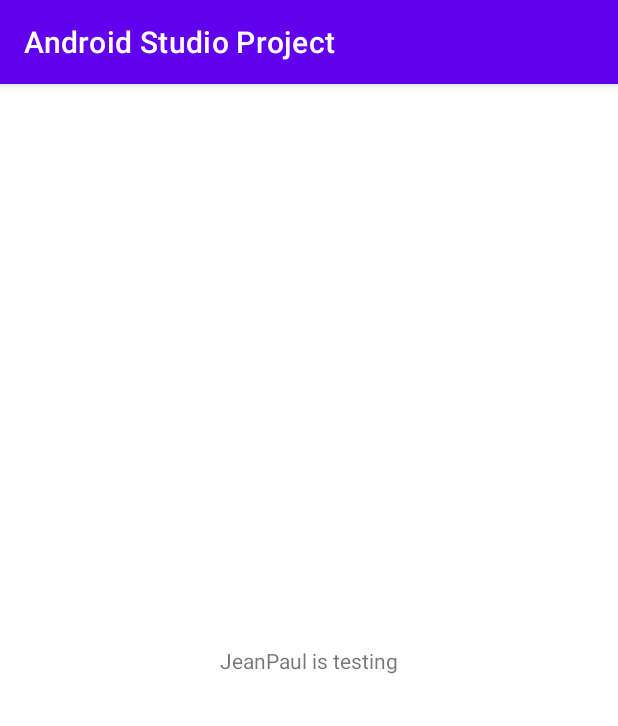
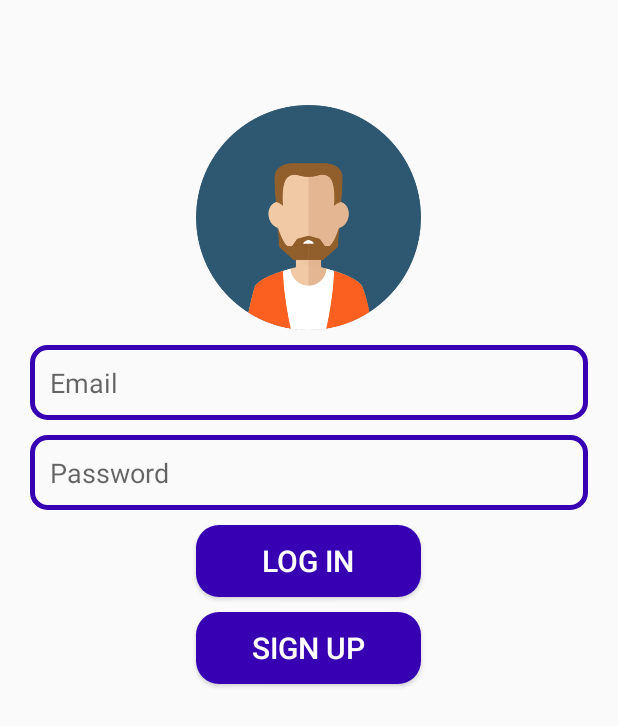
Before and after one commit to lebenebou/DiscordReplica, an Android app: the screen it shows after launch (MainActivity before the commit, Login after it), on a phone screen of 412 x 824 dp. Shown: the top 726 px of the screen. Run offline under Robolectric (Android 15) with nearby library versions, the phone set to English and light mode, and no system bars.

Commit message:
interface done,plugins included

```diff
--- a/Android Studio Project/app/build.gradle
+++ b/Android Studio Project/app/build.gradle
@@ -1,6 +1,7 @@
 plugins {
     id 'com.android.application'
     id 'org.jetbrains.kotlin.android'
+    id 'com.google.gms.google-services'
 }
 
 android {
@@ -41,4 +42,6 @@ dependencies {
     testImplementation 'junit:junit:4.13.2'
     androidTestImplementation 'androidx.test.ext:junit:1.1.5'
     androidTestImplementation 'androidx.test.espresso:espresso-core:3.5.1'
+    implementation platform('com.google.firebase:firebase-bom:31.2.1')
+    implementation 'com.google.firebase:firebase-analytics-ktx'
 }
--- /dev/null
+++ b/Android Studio Project/app/src/main/java/com/example/androidstudioproject/Login.kt
@@ -0,0 +1,33 @@
+package com.example.androidstudioproject
+
+import android.content.Intent
+import androidx.appcompat.app.AppCompatActivity
+import android.os.Bundle
+import android.widget.Button
+import android.widget.EditText
+
+class Login : AppCompatActivity() {
+    private lateinit var edtEmail:EditText
+    private lateinit var edtPassword:EditText
+    private lateinit var btnLogin:Button
+    private lateinit var btnSignUp:Button
+
+
+    override fun onCreate(savedInstanceState: Bundle?) {
+        super.onCreate(savedInstanceState)
+        setContentView(R.layout.activity_login)
+
+        edtEmail=findViewById(R.id.edt_email)
+        edtPassword=findViewById(R.id.edt_password)
+        btnLogin=findViewById(R.id.btnLogin)
+        btnSignUp=findViewById(R.id.btnSignUp)
+        //to when signup btn press go to signup w zabatet l inten bl manifest  hatyta b login ta y2ale3 login msh main activity
+        btnSignUp.setOnClickListener{
+            val intent=Intent(this,SignUp::class.java)
+            startActivity(intent)
+        }
+
+
+
+    }
+}
--- /dev/null
+++ b/Android Studio Project/app/src/main/res/drawable/btn_background.xml
@@ -0,0 +1,5 @@
+<?xml version="1.0" encoding="utf-8"?>
+<shape xmlns:android="http://schemas.android.com/apk/res/android">
+    <corners android:radius="15dp"/>
+    <solid android:color="@color/purple_700"/>
+</shape>
--- /dev/null
+++ b/Android Studio Project/app/src/main/res/drawable/edt_background.xml
@@ -0,0 +1,5 @@
+<?xml version="1.0" encoding="utf-8"?>
+<shape xmlns:android="http://schemas.android.com/apk/res/android">
+    <corners android:radius="10dp"/>
+    <stroke android:color="@color/purple_700" android:width="3dp"/>
+</shape>
--- /dev/null
+++ b/Android Studio Project/app/src/main/res/layout/activity_login.xml
@@ -0,0 +1,64 @@
+<?xml version="1.0" encoding="utf-8"?>
+<RelativeLayout xmlns:android="http://schemas.android.com/apk/res/android"
+    xmlns:app="http://schemas.android.com/apk/res-auto"
+    xmlns:tools="http://schemas.android.com/tools"
+    android:layout_width="match_parent"
+    android:layout_height="match_parent"
+    tools:context=".Login">
+
+    <ImageView
+        android:id="@+id/app_logo"
+        android:layout_width="150dp"
+        android:layout_height="150dp"
+        android:src="@drawable/bg"
+        android:layout_centerHorizontal="true"
+        android:layout_marginTop="70dp"/>
+
+    <EditText
+        android:id="@+id/edt_email"
+        android:layout_width="match_parent"
+        android:layout_height="50dp"
+        android:layout_below="@+id/app_logo"
+        android:layout_marginTop="10dp"
+        android:hint="Email"
+        android:background="@drawable/edt_background"
+        android:paddingLeft="13dp"
+        android:layout_marginLeft="20dp"
+        android:layout_marginRight="20dp"/>
+
+    <EditText
+        android:id="@+id/edt_password"
+        android:layout_width="match_parent"
+        android:layout_height="50dp"
+        android:layout_below="@+id/edt_email"
+        android:paddingLeft="13dp"
+        android:layout_marginTop="10dp"
+        android:hint="Password"
+        android:background="@drawable/edt_background"
+        android:layout_marginLeft="20dp"
+        android:layout_marginRight="20dp"/>
+
+    <Button
+        android:id="@+id/btnLogin"
+        android:layout_width="150dp"
+        android:layout_height="wrap_content"
+        android:layout_below="@+id/edt_password"
+        android:text="Log in"
+        android:background="@drawable/btn_background"
+        android:layout_centerHorizontal="true"
+        android:textColor="@color/white"
+        android:textSize="20sp"
+        android:layout_marginTop="10dp"/>
+<Button
+    android:id="@+id/btnSignUp"
+    android:layout_width="150dp"
+    android:layout_height="wrap_content"
+    android:layout_below="@+id/btnLogin"
+    android:text="Sign up"
+    android:background="@drawable/btn_background"
+    android:layout_centerHorizontal="true"
+    android:textColor="@color/white"
+    android:textSize="20sp"
+    android:layout_marginTop="10dp"/>
+
+</RelativeLayout>
--- a/Android Studio Project/app/src/main/res/values/colors.xml
+++ b/Android Studio Project/app/src/main/res/values/colors.xml
@@ -7,4 +7,5 @@
     <color name="teal_700">#FF018786</color>
     <color name="black">#FF000000</color>
     <color name="white">#FFFFFFFF</color>
+    <color name="green">#88888888</color>
 </resources>
--- a/Android Studio Project/app/src/main/res/values/themes.xml
+++ b/Android Studio Project/app/src/main/res/values/themes.xml
@@ -1,6 +1,6 @@
 <resources xmlns:tools="http://schemas.android.com/tools">
     <!-- Base application theme. -->
-    <style name="Theme.AndroidStudioProject" parent="Theme.MaterialComponents.DayNight.DarkActionBar">
+    <style name="Theme.AndroidStudioProject" parent="Theme.AppCompat.Light.NoActionBar">
         <!-- Primary brand color. -->
         <item name="colorPrimary">@color/purple_500</item>
         <item name="colorPrimaryVariant">@color/purple_700</item>
```
Also changed, not shown: Android Studio Project/app/src/main/AndroidManifest.xml (+9 -1 lines), Android Studio Project/app/src/main/java/com/example/androidstudioproject/SignUp.kt (added, +11 -0 lines), Android Studio Project/app/src/main/res/layout/activity_sign_up.xml (added, +63 -0 lines), Android Studio Project/build.gradle (+16 -0 lines), Android Studio Project/app/src/main/res/drawable/bg.png (added), 1 other file.
